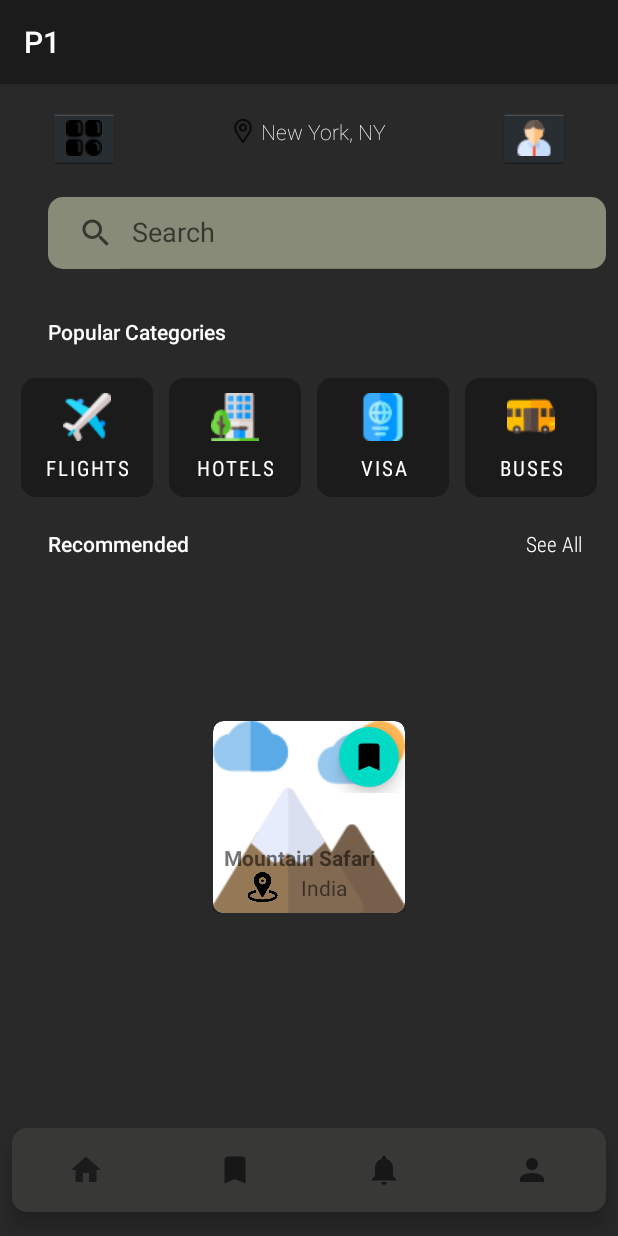
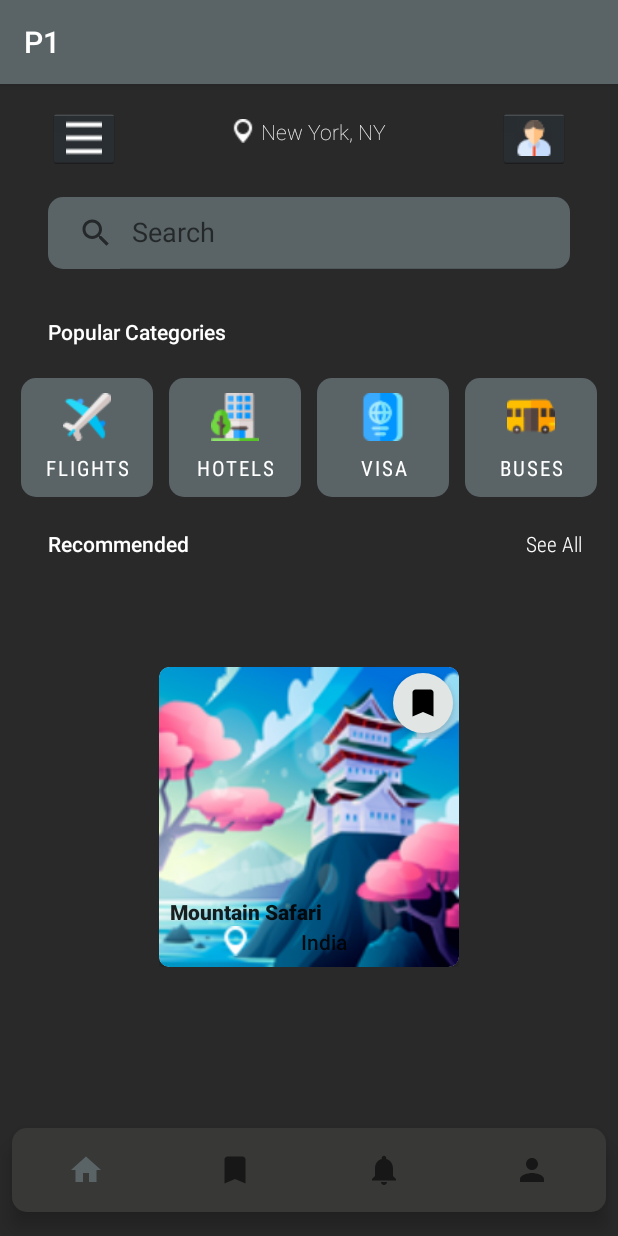
Before and after one commit to Alireza1044/mobile-p1, an Android app: the screen it shows after launch (MainActivity), on a phone screen of 412 x 824 dp. Run offline under Robolectric (Android 15) with nearby library versions, the phone set to English and light mode, and no system bars.

Commit message:
Change colors and Add pictures

```diff
--- a/app/src/main/res/drawable/bg_white_rounded.xml
+++ b/app/src/main/res/drawable/bg_white_rounded.xml
@@ -1,6 +1,6 @@
 <?xml version="1.0" encoding="utf-8"?>
 <shape xmlns:android="http://schemas.android.com/apk/res/android">
-    <solid android:color="#888b77"/>
+    <solid android:color="#5a6467"/>
     <corners android:radius="10dp"/>
     <padding android:left="0dp"
         android:bottom="0dp"
--- a/app/src/main/res/drawable/nav_background_curved.xml
+++ b/app/src/main/res/drawable/nav_background_curved.xml
@@ -2,5 +2,6 @@
 <shape xmlns:android="http://schemas.android.com/apk/res/android"
     android:shape="rectangle" >
     <solid android:color="#383937" />
+<!--    <solid android:color="#5a6467" />-->
     <corners android:radius="10dp" />
 </shape>
--- a/app/src/main/res/layout/activity_main.xml
+++ b/app/src/main/res/layout/activity_main.xml
@@ -17,7 +17,7 @@
         android:layout_marginTop="16dp"
         app:layout_constraintStart_toStartOf="parent"
         app:layout_constraintTop_toTopOf="parent"
-        app:srcCompat="@drawable/menu" />
+        app:srcCompat="@drawable/widget" />
 
 
     <ImageButton
@@ -51,7 +51,7 @@
             android:layout_width="20dp"
             android:layout_height="20dp"
             android:padding="2dp"
-            app:srcCompat="@drawable/location" />
+            app:srcCompat="@drawable/map" />
 
         <TextView
             android:id="@+id/textView"
@@ -70,7 +70,7 @@
         android:layout_height="wrap_content"
         android:layout_marginStart="32dp"
         android:layout_marginTop="32dp"
-        android:layout_marginEnd="8dp"
+        android:layout_marginEnd="32dp"
         android:background="@drawable/bg_white_rounded"
         android:iconifiedByDefault="false"
         android:queryHint="Search"
@@ -117,13 +117,16 @@
         android:orientation="horizontal"
         app:layout_constraintEnd_toEndOf="parent"
         app:layout_constraintStart_toStartOf="parent"
-        app:layout_constraintTop_toBottomOf="@+id/textView2">
+        app:layout_constraintTop_toBottomOf="@+id/textView2"
+        android:weightSum="8">
 
         <LinearLayout
             android:layout_width="match_parent"
-            android:layout_height="match_parent"
+            android:layout_height="wrap_content"
+            android:layout_weight="1"
             android:orientation="vertical"
-            android:padding="5dp">
+            android:padding="5dp"
+            android:weightSum="2">
 
            <!-- <ImageButton
                 android:id="@+id/imageButton1"
@@ -135,6 +138,7 @@
             <Button
                 android:layout_width="match_parent"
                 android:layout_height="wrap_content"
+                android:layout_weight="1"
                 android:fontFamily="sans-serif-condensed"
                 android:gravity="center"
                 android:background="@drawable/bg_white_rounded"
@@ -148,7 +152,8 @@
             android:layout_width="match_parent"
             android:layout_height="match_parent"
             android:orientation="vertical"
-            android:padding="5dp">
+            android:padding="5dp"
+            android:weightSum="1">
 
            <!-- <ImageButton
                 android:id="@+id/imageButton2"
@@ -173,7 +178,8 @@
             android:layout_width="match_parent"
             android:layout_height="match_parent"
             android:orientation="vertical"
-            android:padding="5dp">
+            android:padding="5dp"
+            android:weightSum="1">
 
             <!--<ImageButton
                 android:id="@+id/imageButton3"
@@ -198,7 +204,8 @@
             android:layout_width="match_parent"
             android:layout_height="match_parent"
             android:orientation="vertical"
-            android:padding="5dp">
+            android:padding="5dp"
+            android:weightSum="1">
 
 <!--            <ImageButton-->
 <!--                android:id="@+id/imageButton4"-->
@@ -266,9 +273,9 @@
 
 
             <RelativeLayout
-                android:layout_width="wrap_content"
-                android:layout_height="match_parent"
-                android:background="@drawable/mountain" />
+                android:layout_width="200dp"
+                android:layout_height="200dp"
+                android:background="@drawable/safari" />
 
             <FrameLayout
                 android:layout_width="match_parent"
@@ -283,7 +290,7 @@
                     android:adjustViewBounds="false"
                     android:clickable="true"
                     android:elevation="5dp"
-                    app:backgroundTint="@color/teal_200"
+                    app:backgroundTint="@color/white_back"
                     app:borderWidth="0dp"
                     app:fabSize="mini"
                     app:srcCompat="@drawable/ic_baseline_bookmark_24" />
@@ -307,7 +314,9 @@
                         android:layout_width="wrap_content"
                         android:layout_height="wrap_content"
                         android:layout_gravity="bottom"
+                        android:fontFamily="sans-serif-medium"
                         android:text="Mountain Safari"
+                        android:textAppearance="@style/TextAppearance.AppCompat.Body1"
                         android:textStyle="bold" />
 
                     <LinearLayout
@@ -320,7 +329,7 @@
                             android:layout_width="20dp"
                             android:layout_height="20dp"
                             android:layout_weight="1"
-                            app:srcCompat="@drawable/location_icon_android_15" />
+                            app:srcCompat="@drawable/map" />
 
                         <TextView
                             android:id="@+id/textView6"
@@ -328,7 +337,9 @@
                             android:layout_height="wrap_content"
                             android:layout_gravity="bottom"
                             android:layout_weight="1"
-                            android:text="India" />
+                            android:fontFamily="sans-serif-medium"
+                            android:text="India"
+                            android:textAppearance="@style/TextAppearance.AppCompat.Body1" />
                     </LinearLayout>
 
                 </LinearLayout>
--- a/app/src/main/res/values/colors.xml
+++ b/app/src/main/res/values/colors.xml
@@ -7,5 +7,7 @@
     <color name="teal_700">#FF018786</color>
     <color name="black">#FF000000</color>
     <color name="white">#FFFFFFFF</color>
-    <color name="erie_black">#1b1b1b</color>
+    <color name="erie_black">#5a6467</color>
+    <color name="erie_black2">#7b8c85</color>
+    <color name="white_back">#e1e5e3</color>
 </resources>
--- a/app/src/main/res/values/themes.xml
+++ b/app/src/main/res/values/themes.xml
@@ -4,7 +4,7 @@
         <item name="android:windowBackground">@drawable/background</item>
         <!-- Primary brand color. -->
         <item name="colorPrimary">@color/erie_black</item>
-        <item name="colorPrimaryVariant">@color/purple_700</item>
+        <item name="colorPrimaryVariant">@color/erie_black2</item>
         <item name="colorOnPrimary">@color/white</item>
         <!-- Secondary brand color. -->
         <item name="colorSecondary">@color/teal_200</item>
```
Also changed, not shown: app/src/main/res/drawable/beach.png (added), app/src/main/res/drawable/map.png (added), app/src/main/res/drawable/safari.png (added), app/src/main/res/drawable/widget.png (added).
